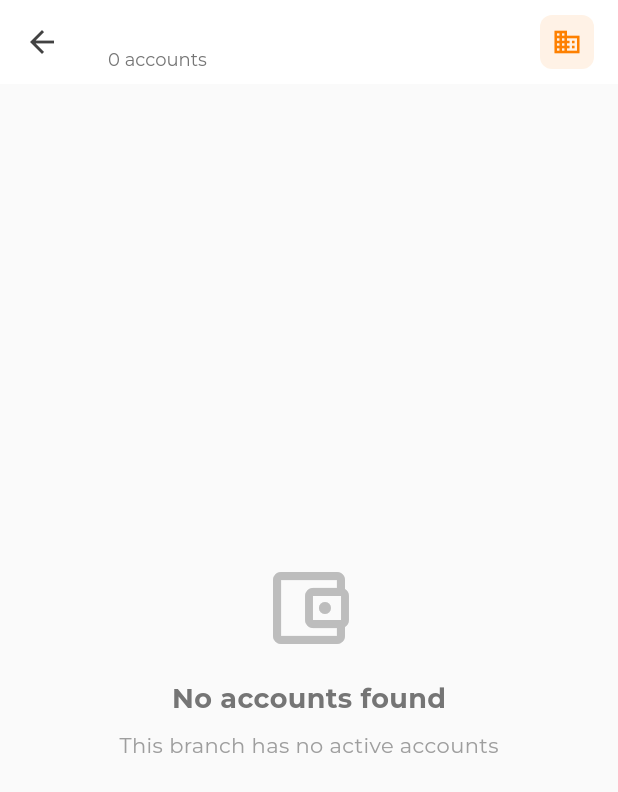
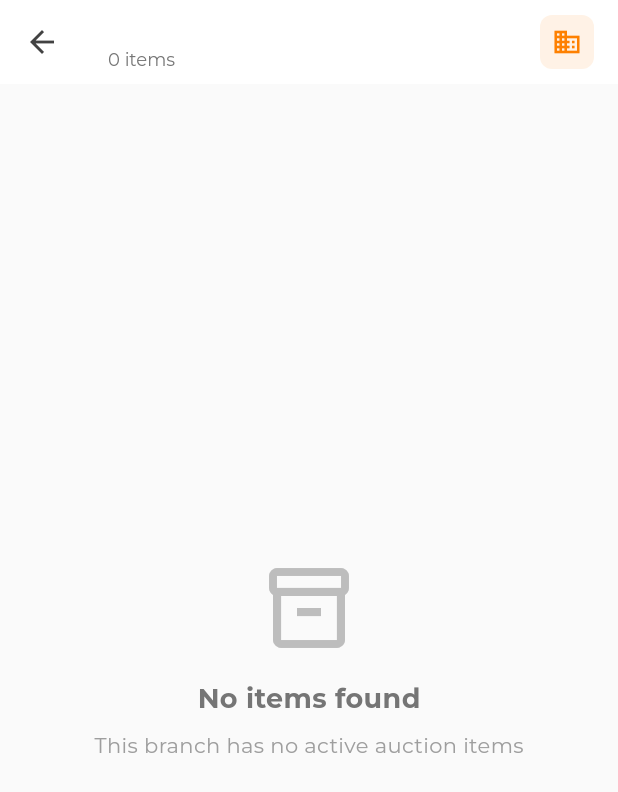
Before and after one commit to mralif93/arrahnu_auction_online_mobile, a Flutter app: the BranchAccountsView screen opened directly with empty values, on a phone screen of 412 x 824 dp. Shown: the top 792 px of the screen. Run offline on Flutter 3.47's test engine with Material 3 defaults, Android fonts, the light colour scheme and no system bars; our stand-ins replace get; network calls fail; project files that could hold a hidden picture were left out.

Commit message:
Refactor: Update HomeController and views to utilize AuctionItem model, enhancing auction data handling and UI presentation

```diff
--- a/lib/controllers/home_controller.dart
+++ b/lib/controllers/home_controller.dart
@@ -36,12 +36,6 @@ class HomeController extends GetxController {
   var auctionStartDate = DateTime.now().obs;
   var auctionEndDate = DateTime.now().obs;
 
-  // Auction items
-  var dataAuctionItems = <AuctionItem>[].obs;
-  var auctionItemsResponse = Rxn<AuctionItemsResponse>();
-
-  Timer? _countdownTimer;
-
   // Categories list
   final categories = [
     'All',
@@ -52,205 +46,38 @@ class HomeController extends GetxController {
     'Watches',
   ];
 
-  // Hierarchical auction data: Branch > Account > Collateral
-  final auctionData = {
-    'Kuala Lumpur Branch': {
-      'ACC001': {
-        'accountName': 'Ahmad bin Abdullah',
-        'accountNumber': 'ACC001',
-        'collaterals': [
-          {
-            'id': 'COL001',
-            'title': '22K Gold Necklace Set',
-            'currentBid': 'RM 2,500',
-            'timeLeft': '2h 30m',
-            'category': 'Gold Jewelry',
-            'weight': '15.5g',
-            'purity': '22K',
-            'startingPrice': 'RM 2,000',
-            'reservedPrice': 'RM 3,000',
-            'totalPrice': 'RM 2,800',
-            'goldType': 'Yellow Gold',
-            'goldPrice': 'RM 285/g',
-            'bidIncrement': 'RM 50',
-            'description':
-                'Beautiful traditional gold necklace with intricate design, crafted with 22K yellow gold featuring traditional Malaysian motifs.',
-          },
-          {
-            'id': 'COL002',
-            'title': '18K Gold Ring',
-            'currentBid': 'RM 850',
-            'timeLeft': '1h 45m',
-            'category': 'Gold Jewelry',
-            'weight': '4.2g',
-            'purity': '18K',
-            'startingPrice': 'RM 700',
-            'reservedPrice': 'RM 1,200',
-            'totalPrice': 'RM 950',
-            'goldType': 'White Gold',
-            'goldPrice': 'RM 265/g',
-            'bidIncrement': 'RM 25',
-            'description':
-                'Elegant 18K white gold ring with diamond accent, perfect for special occasions.',
-          },
-        ],
-      },
-      'ACC002': {
-        'accountName': 'Siti Nurhaliza',
-        'accountNumber': 'ACC002',
-        'collaterals': [
-          {
-            'id': 'COL003',
-            'title': 'Diamond Wedding Ring',
-            'currentBid': 'RM 5,200',
-            'timeLeft': '3h 15m',
-            'category': 'Diamond Jewelry',
-            'weight': '3.8g',
-            'purity': '18K Gold with 0.5ct Diamond',
-            'startingPrice': 'RM 4,500',
-            'reservedPrice': 'RM 6,000',
-            'totalPrice': 'RM 5,500',
-            'goldType': 'Rose Gold',
-            'goldPrice': 'RM 270/g',
-            'bidIncrement': 'RM 100',
-            'description':
-                'Stunning wedding ring with certified diamond, crafted in elegant rose gold setting.',
-          },
-        ],
-      },
-    },
-    'Johor Bahru Branch': {
-      'ACC003': {
-        'accountName': 'Lim Wei Ming',
-        'accountNumber': 'ACC003',
-        'collaterals': [
-          {
-            'id': 'COL004',
-            'title': '18K Gold Luxury Watch',
-            'currentBid': 'RM 8,500',
-            'timeLeft': '5h 20m',
-            'category': 'Gold Watches',
-            'weight': '85g',
-            'purity': '18K',
-            'startingPrice': 'RM 7,000',
-            'reservedPrice': 'RM 9,500',
-            'totalPrice': 'RM 9,200',
-            'goldType': 'Yellow Gold',
-            'goldPrice': 'RM 275/g',
-            'bidIncrement': 'RM 200',
-            'description':
-                'Luxury 18K yellow gold watch with Swiss movement, excellent condition.',
-          },
-          {
-            'id': 'COL005',
-            'title': '24K Gold Bar',
-            'currentBid': 'RM 8,800',
-            'timeLeft': '4h 10m',
-            'category': 'Gold Bullion',
-            'weight': '50g',
-            'purity': '24K',
-            'startingPrice': 'RM 8,000',
-            'reservedPrice': 'RM 10,000',
-            'totalPrice': 'RM 9,500',
-            'goldType': 'Pure Gold',
-            'goldPrice': 'RM 290/g',
-            'bidIncrement': 'RM 100',
-            'description':
-                'Certified 24K pure gold bar from reputable mint, investment grade quality.',
-          },
-        ],
-      },
-    },
-    'Penang Branch': {
-      'ACC004': {
-        'accountName': 'Raj Kumar',
-        'accountNumber': 'ACC004',
-        'collaterals': [
-          {
-            'id': 'COL006',
-            'title': 'Antique Gold Bracelet',
-            'currentBid': 'RM 1,800',
-            'timeLeft': '6h 30m',
-            'category': 'Antique Jewelry',
-            'weight': '12.3g',
-            'purity': '22K',
-            'startingPrice': 'RM 1,500',
-            'reservedPrice': 'RM 2,200',
-            'totalPrice': 'RM 2,000',
-            'goldType': 'Antique Gold',
-            'goldPrice': 'RM 280/g',
-            'bidIncrement': 'RM 50',
-            'description':
-                'Vintage 22K gold bracelet with traditional craftsmanship, heritage piece from early 1900s.',
-          },
-        ],
-      },
-    },
-  };
+  // Auction items from API
+  var dataAuctionItems = <AuctionItem>[].obs;
+  var auctionItemsResponse = Rxn<AuctionItemsResponse>();
 
-  // Flattened auction items for easy display
-  List<Map<String, dynamic>> get auctionItems {
-    List<Map<String, dynamic>> items = [];
-
-    auctionData.forEach((branchName, accounts) {
-      accounts.forEach((accountNumber, accountData) {
-        final collaterals =
-            accountData['collaterals'] as List<Map<String, dynamic>>?;
-        if (collaterals != null) {
-          for (var collateral in collaterals) {
-            items.add({
-              ...collateral,
-              'branchName': branchName,
-              'accountName': accountData['accountName'],
-              'accountNumber': accountNumber,
-            });
-          }
-        }
-      });
-    });
-
-    return items;
-  }
+  Timer? _countdownTimer;
 
   // Get auction data organized by branch for hierarchical display
-  Map<String, List<Map<String, dynamic>>> get auctionsByBranch {
-    Map<String, List<Map<String, dynamic>>> branchData = {};
+  Map<String, List<AuctionItem>> get auctionsByBranch {
+    if (auctionItemsResponse.value == null) return {};
 
-    auctionData.forEach((branchName, accounts) {
-      branchData[branchName] = [];
-      accounts.forEach((accountNumber, accountData) {
-        final collaterals =
-            accountData['collaterals'] as List<Map<String, dynamic>>?;
-        if (collaterals != null) {
-          for (var collateral in collaterals) {
-            branchData[branchName]!.add({
-              ...collateral,
-              'accountName': accountData['accountName'],
-              'accountNumber': accountNumber,
-            });
-          }
-        }
-      });
-    });
-
+    Map<String, List<AuctionItem>> branchData = {};
+    for (var branch in auctionItemsResponse.value!.branchData) {
+      branchData[branch.branchName] = branch.collaterals;
+    }
     return branchData;
   }
 
   // Get auction data organized by account for detailed view
   Map<String, Map<String, dynamic>> get auctionsByAccount {
+    if (auctionItemsResponse.value == null) return {};
+
     Map<String, Map<String, dynamic>> accountData = {};
-
-    auctionData.forEach((branchName, accounts) {
-      accounts.forEach((accountNumber, accountInfo) {
-        accountData[accountNumber] = {
-          'branchName': branchName,
-          'accountName': accountInfo['accountName'],
-          'accountNumber': accountNumber,
-          'collaterals': accountInfo['collaterals'],
+    for (var branch in auctionItemsResponse.value!.branchData) {
+      if (branch.accountNumber != null) {
+        accountData[branch.accountNumber!] = {
+          'branchName': branch.branchName,
+          'accountName': branch.accountName,
+          'accountNumber': branch.accountNumber,
+          'collaterals': branch.collaterals,
         };
-      });
-    });
-
+      }
+    }
     return accountData;
   }
 
@@ -273,7 +100,7 @@ class HomeController extends GetxController {
     // TODO: Implement view all navigation
   }
 
-  void onAuctionItemTap(Map<String, dynamic> item) {
+  void onAuctionItemTap(AuctionItem item) {
     // Navigate to auction item details
     // TODO: Implement auction item navigation
   }
@@ -464,9 +291,4 @@ class HomeController extends GetxController {
       return matchesCategory && matchesSearch;
     }).toList();
   }
-
-  // Get auction items for a specific branch
-  List<AuctionItem> getAuctionItemsByBranch(String branchName) {
-    return auctionItemsResponse.value?.getCollateralsByBranch(branchName) ?? [];
-  }
 }
--- a/lib/views/branch_accounts_view.dart
+++ b/lib/views/branch_accounts_view.dart
@@ -1,7 +1,8 @@
 import 'package:flutter/material.dart';
 import 'package:get/get.dart';
 import '../controllers/home_controller.dart';
-import 'account_collaterals_view.dart';
+import '../models/index.dart';
+import 'collateral_detail_view.dart';
 
 class BranchAccountsView extends GetView<HomeController> {
   final String branchName;
@@ -10,7 +11,8 @@ class BranchAccountsView extends GetView<HomeController> {
 
   @override
   Widget build(BuildContext context) {
-    final accounts = controller.auctionData[branchName] ?? {};
+    return Obx(() {
+      final branchData = controller.auctionsByBranch[branchName] ?? [];
 
       return Scaffold(
         backgroundColor: Colors.grey.shade50,
@@ -34,7 +36,7 @@ class BranchAccountsView extends GetView<HomeController> {
                 ),
               ),
               Text(
-              '${accounts.length} accounts',
+                '${branchData.length} items',
                 style: TextStyle(
                   fontFamily: 'Montserrat',
                   fontSize: 12,
@@ -60,71 +62,28 @@ class BranchAccountsView extends GetView<HomeController> {
             ),
           ],
         ),
-      body: accounts.isEmpty
+        body: branchData.isEmpty
             ? _buildEmptyState()
             : ListView.builder(
-              padding: const EdgeInsets.all(12), // Reduced padding
-              itemCount: accounts.length,
+                padding: const EdgeInsets.all(12),
+                itemCount: branchData.length,
                 itemBuilder: (context, index) {
-                final accountNumber = accounts.keys.elementAt(index);
-                final accountData = accounts[accountNumber]!;
+                  final item = branchData[index];
                   return Padding(
-                  padding: const EdgeInsets.only(bottom: 8), // Reduced padding
-                  child: _buildAccountCard(accountNumber, accountData),
+                    padding: const EdgeInsets.only(bottom: 8),
+                    child: _buildAuctionItemCard(item),
                   );
                 },
               ),
       );
+    });
   }
 
-  Widget _buildEmptyState() {
-    return Center(
-      child: Column(
-        mainAxisAlignment: MainAxisAlignment.center,
-        children: [
-          Icon(
-            Icons.account_balance_wallet_outlined,
-            size: 64,
-            color: Colors.grey.shade400,
-          ),
-          const SizedBox(height: 16),
-          Text(
-            'No accounts found',
-            style: TextStyle(
-              fontFamily: 'Montserrat',
-              fontSize: 18,
-              fontWeight: FontWeight.w600,
-              color: Colors.grey.shade600,
-            ),
-          ),
-          const SizedBox(height: 8),
-          Text(
-            'This branch has no active accounts',
-            style: TextStyle(
-              fontFamily: 'Montserrat',
-              fontSize: 14,
-              fontWeight: FontWeight.w400,
-              color: Colors.grey.shade500,
-            ),
-          ),
-        ],
-      ),
-    );
-  }
-
-  Widget _buildAccountCard(
-    String accountNumber,
-    Map<String, dynamic> accountData,
-  ) {
-    final collaterals =
-        accountData['collaterals'] as List<Map<String, dynamic>>? ?? [];
-    final accountName =
-        accountData['accountName'] as String? ?? 'Unknown Account';
-
+  Widget _buildAuctionItemCard(AuctionItem item) {
     return GestureDetector(
-      onTap: () => _navigateToAccountCollaterals(accountNumber, accountData),
+      onTap: () => Get.to(() => CollateralDetailView(collateral: item)),
       child: Container(
-        padding: const EdgeInsets.all(12), // Reduced padding
+        padding: const EdgeInsets.all(12),
         decoration: BoxDecoration(
           color: Colors.white,
           borderRadius: BorderRadius.circular(12),
@@ -145,27 +104,27 @@ class BranchAccountsView extends GetView<HomeController> {
           children: [
             Row(
               children: [
-                // Account icon
+                // Item icon
                 Container(
-                  padding: const EdgeInsets.all(8), // Reduced padding
+                  padding: const EdgeInsets.all(8),
                   decoration: BoxDecoration(
                     color: const Color(0xFFFE8000).withValues(alpha: 0.1),
                     borderRadius: BorderRadius.circular(8),
                   ),
                   child: Icon(
-                    Icons.person,
+                    Icons.diamond_outlined,
                     color: const Color(0xFFFE8000),
                     size: 20,
                   ),
                 ),
                 const SizedBox(width: 12),
-                // Account info
+                // Item info
                 Expanded(
                   child: Column(
                     crossAxisAlignment: CrossAxisAlignment.start,
                     children: [
                       Text(
-                        accountName,
+                        item.title.isEmpty ? 'Untitled Item' : item.title,
                         style: const TextStyle(
                           fontFamily: 'Montserrat',
                           fontSize: 16,
@@ -175,7 +134,9 @@ class BranchAccountsView extends GetView<HomeController> {
                       ),
                       const SizedBox(height: 2),
                       Text(
-                        accountNumber,
+                        item.description,
+                        maxLines: 2,
+                        overflow: TextOverflow.ellipsis,
                         style: TextStyle(
                           fontFamily: 'Montserrat',
                           fontSize: 12,
@@ -195,51 +156,33 @@ class BranchAccountsView extends GetView<HomeController> {
               ],
             ),
             const SizedBox(height: 12),
-            // Collateral summary
+            // Item details
             Container(
-              padding: const EdgeInsets.all(8), // Reduced padding
+              padding: const EdgeInsets.all(8),
               decoration: BoxDecoration(
                 color: Colors.grey.shade50,
                 borderRadius: BorderRadius.circular(8),
               ),
               child: Row(
+                mainAxisAlignment: MainAxisAlignment.spaceBetween,
                 children: [
-                  Icon(
-                    Icons.inventory_2_outlined,
-                    color: const Color(0xFFFE8000),
-                    size: 16,
-                  ),
-                  const SizedBox(width: 8),
-                  Text(
-                    '${collaterals.length} collateral items',
-                    style: TextStyle(
-                      fontFamily: 'Montserrat',
-                      fontSize: 12,
-                      fontWeight: FontWeight.w500,
-                      color: Colors.grey.shade700,
+                  _buildDetailColumn('Current Bid', item.currentBid),
+                  _buildDetailColumn('Starting Price', item.startingPrice),
+                  _buildDetailColumn('Time Left', item.timeLeft),
+                ],
               ),
             ),
-                  const Spacer(),
-                  if (collaterals.isNotEmpty)
+            const SizedBox(height: 8),
+            // Additional details
             Container(
-                      padding: const EdgeInsets.symmetric(
-                        horizontal: 6,
-                        vertical: 2,
-                      ),
-                      decoration: BoxDecoration(
-                        color: const Color(0xFFFE8000).withValues(alpha: 0.1),
-                        borderRadius: BorderRadius.circular(4),
-                      ),
-                      child: Text(
-                        'Active',
-                        style: TextStyle(
-                          fontFamily: 'Montserrat',
-                          fontSize: 10,
-                          fontWeight: FontWeight.w600,
-                          color: const Color(0xFFFE8000),
-                        ),
-                      ),
-                    ),
+              padding: const EdgeInsets.symmetric(horizontal: 8),
+              child: Row(
+                mainAxisAlignment: MainAxisAlignment.spaceBetween,
+                children: [
+                  _buildDetailChip(Icons.scale, item.weight),
+                  _buildDetailChip(Icons.star, item.purity),
+                  if (item.goldType.isNotEmpty)
+                    _buildDetailChip(Icons.diamond, item.goldType),
                 ],
               ),
             ),
@@ -249,15 +192,96 @@ class BranchAccountsView extends GetView<HomeController> {
     );
   }
 
-  void _navigateToAccountCollaterals(
-    String accountNumber,
-    Map<String, dynamic> accountData,
-  ) {
-    Get.to(
-      () => AccountCollateralsView(
-        branchName: branchName,
-        accountNumber: accountNumber,
-        accountData: accountData,
+  Widget _buildDetailColumn(String label, String value) {
+    return Column(
+      crossAxisAlignment: CrossAxisAlignment.start,
+      children: [
+        Text(
+          label,
+          style: TextStyle(
+            fontFamily: 'Montserrat',
+            fontSize: 10,
+            fontWeight: FontWeight.w500,
+            color: Colors.grey.shade600,
+          ),
+        ),
+        const SizedBox(height: 2),
+        Text(
+          value,
+          style: const TextStyle(
+            fontFamily: 'Montserrat',
+            fontSize: 12,
+            fontWeight: FontWeight.w600,
+            color: Colors.black87,
+          ),
+        ),
+      ],
+    );
+  }
+
+  Widget _buildDetailChip(IconData icon, String label) {
+    if (label.isEmpty) return const SizedBox.shrink();
+
+    return Container(
+      padding: const EdgeInsets.symmetric(horizontal: 8, vertical: 4),
+      decoration: BoxDecoration(
+        color: const Color(0xFFFE8000).withValues(alpha: 0.1),
+        borderRadius: BorderRadius.circular(12),
+      ),
+      child: Row(
+        mainAxisSize: MainAxisSize.min,
+        children: [
+          Icon(
+            icon,
+            size: 12,
+            color: const Color(0xFFFE8000),
+          ),
+          const SizedBox(width: 4),
+          Text(
+            label,
+            style: const TextStyle(
+              fontFamily: 'Montserrat',
+              fontSize: 10,
+              fontWeight: FontWeight.w600,
+              color: Color(0xFFFE8000),
+            ),
+          ),
+        ],
+      ),
+    );
+  }
+
+  Widget _buildEmptyState() {
+    return Center(
+      child: Column(
+        mainAxisAlignment: MainAxisAlignment.center,
+        children: [
+          Icon(
+            Icons.inventory_2_outlined,
+            size: 64,
+            color: Colors.grey.shade400,
+          ),
+          const SizedBox(height: 16),
+          Text(
+            'No items found',
+            style: TextStyle(
+              fontFamily: 'Montserrat',
+              fontSize: 18,
+              fontWeight: FontWeight.w600,
+              color: Colors.grey.shade600,
+            ),
+          ),
+          const SizedBox(height: 8),
+          Text(
+            'This branch has no active auction items',
+            style: TextStyle(
+              fontFamily: 'Montserrat',
+              fontSize: 14,
+              fontWeight: FontWeight.w400,
+              color: Colors.grey.shade500,
+            ),
+          ),
+        ],
       ),
     );
   }
```
Also changed, not shown: lib/views/collateral_detail_view.dart (+20 -42 lines), lib/views/home_view.dart (+77 -129 lines). Lines whose indentation alone changed are shown as unchanged.
